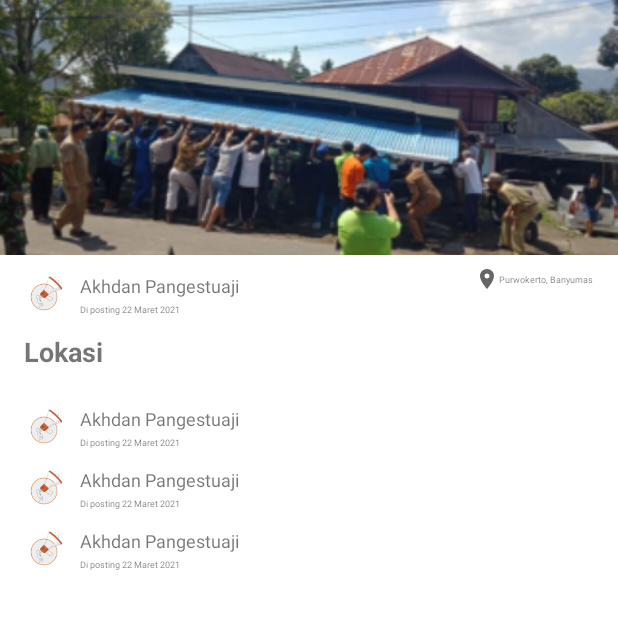
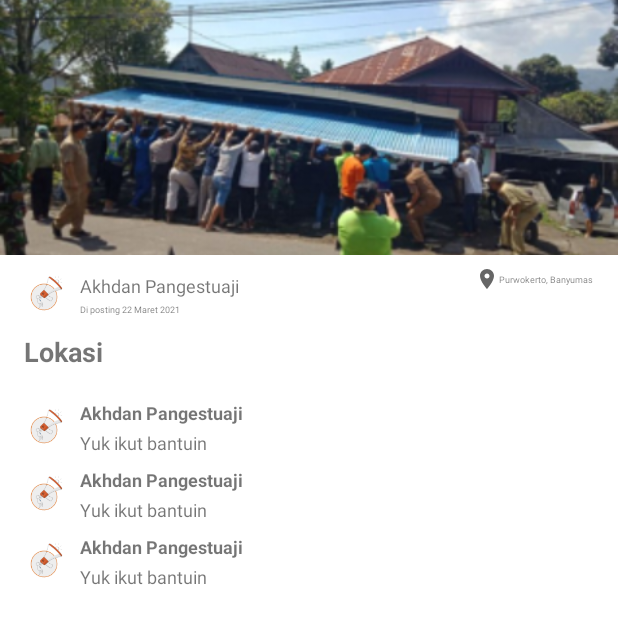
Before and after one commit to PramudiaPutra/aspirin, an Android app: the layout fragment_comment.xml on its own in the app's theme, with its tools: preview values and no code run, on a phone screen of 412 x 824 dp. Shown: the top 624 px of the screen. Run offline under Robolectric (Android 15) with nearby library versions, the phone set to English and light mode, and no system bars; Roboto replaces fonts that are not available here.

Commit message:
Revisi id item_comment.xml

```diff
--- a/app/src/main/res/layout/item_comment.xml
+++ b/app/src/main/res/layout/item_comment.xml
@@ -6,7 +6,7 @@
     xmlns:tools="http://schemas.android.com/tools">
 
     <de.hdodenhof.circleimageview.CircleImageView
-        android:id="@+id/profile_image"
+        android:id="@+id/profile_imageComment"
         android:layout_width="32dp"
         android:layout_height="32dp"
         android:layout_marginTop="8dp"
@@ -15,25 +15,26 @@
         tools:src="@drawable/aspirin_main_icon" />
 
     <TextView
-        android:id="@+id/tv_nama_user"
+        android:id="@+id/tv_nama_userComment"
         android:layout_width="wrap_content"
         android:layout_height="wrap_content"
         android:layout_marginStart="5dp"
-        android:layout_marginTop="12dp"
+        android:layout_marginTop="8dp"
         android:text="@string/akhdan_pangestuaji"
         android:textSize="12sp"
-        app:layout_constraintStart_toEndOf="@id/profile_image"
+        android:textStyle="bold"
+        app:layout_constraintStart_toEndOf="@id/profile_imageComment"
         app:layout_constraintTop_toTopOf="parent" />
 
     <TextView
-        android:id="@+id/tv_tanggal_posting"
+        android:id="@+id/tv_message"
         android:layout_width="wrap_content"
         android:layout_height="wrap_content"
         android:layout_marginStart="5dp"
         android:layout_marginTop="3dp"
-        android:text="@string/hint_tanggal_posting"
-        android:textSize="6sp"
-        app:layout_constraintStart_toEndOf="@id/profile_image"
-        app:layout_constraintTop_toBottomOf="@id/tv_nama_user"/>
+        android:text="Yuk ikut bantuin"
+        android:textSize="12sp"
+        app:layout_constraintStart_toEndOf="@id/profile_imageComment"
+        app:layout_constraintTop_toBottomOf="@id/tv_nama_userComment"/>
 
 </androidx.constraintlayout.widget.ConstraintLayout>
```
